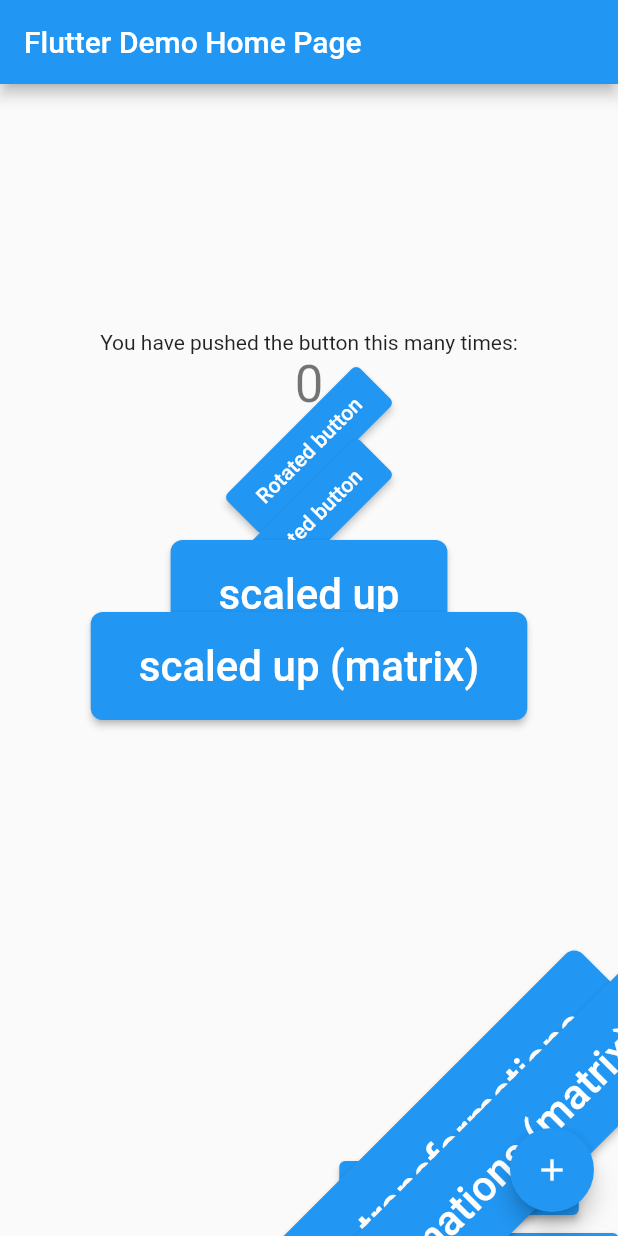
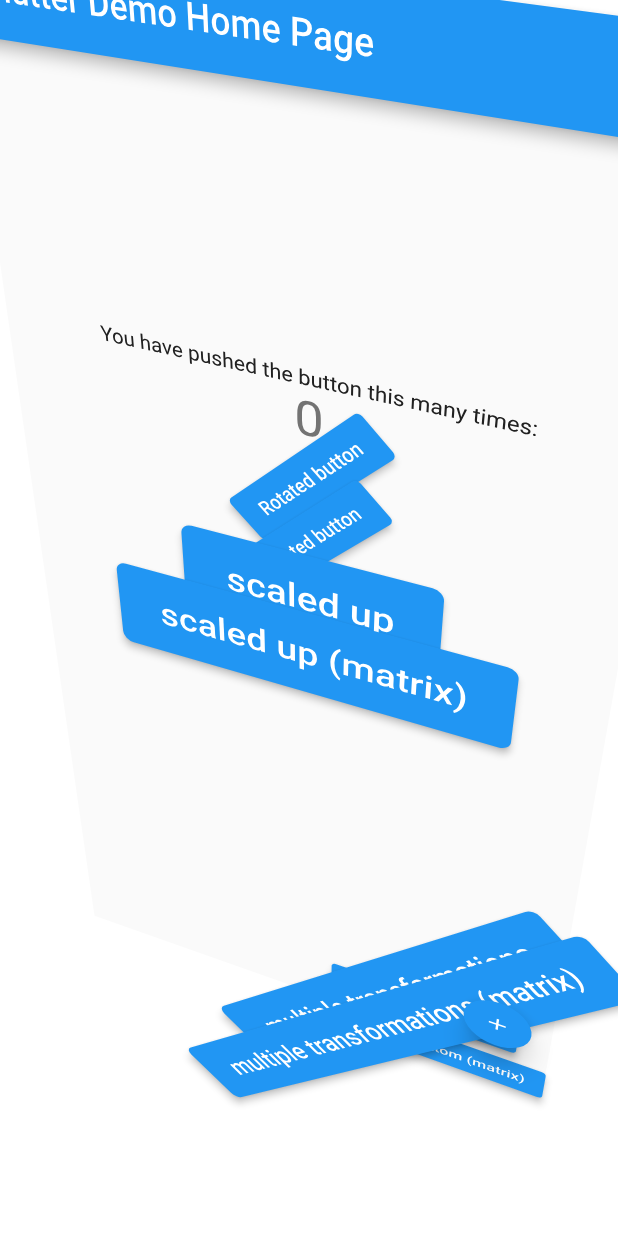
Before and after one commit to MuhMukhtar/flutter_transform, a Flutter app: the screen it shows after launch, on a phone screen of 412 x 824 dp. Run offline on Flutter 3.47's test engine with Material 2 defaults, Android fonts, the phone set to English and light mode, and no system bars.

```diff
--- a/lib/main.dart
+++ b/lib/main.dart
@@ -31,6 +31,7 @@ class MyHomePage extends StatefulWidget {
 
 class _MyHomePageState extends State<MyHomePage> {
   int _counter = 0;
+  Offset _offset = Offset(0.4, 0.7);
 
   void _incrementCounter() {
     setState(() {
@@ -40,6 +41,17 @@ class _MyHomePageState extends State<MyHomePage> {
 
   @override
   Widget build(BuildContext context) {
+    return Transform(  // Transform widget
+      transform: Matrix4.identity()
+        ..setEntry(3, 2, 0.001) // perspective
+        ..rotateX(_offset.dy)
+        ..rotateY(_offset.dx),
+      alignment: FractionalOffset.center,
+      child: _defaultApp(context),
+    );
+  }
+
+  _defaultApp(BuildContext context) {  // new
     return Scaffold(
       appBar: AppBar(
         title: Text(widget.title),
@@ -132,4 +144,5 @@ class _MyHomePageState extends State<MyHomePage> {
       ),
     );
   }
+
 }
```
